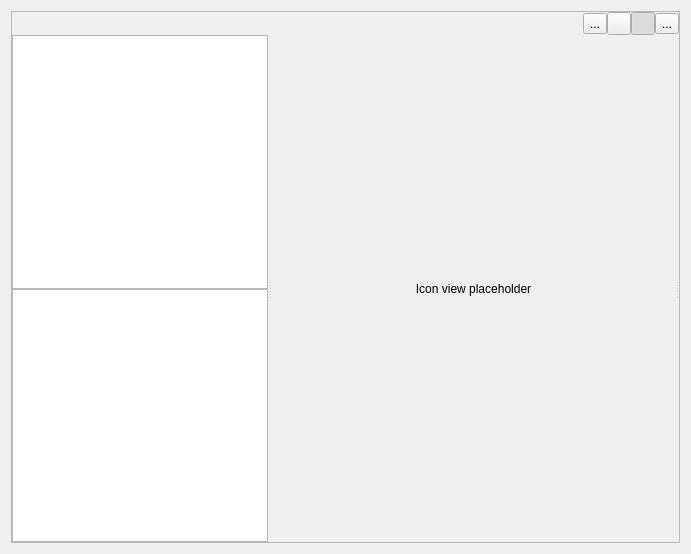
The window that Code/Editor/AzAssetBrowser/AzAssetBrowserWindow.ui (o3de/o3de) describes before a commit, drawn with Qt 5.
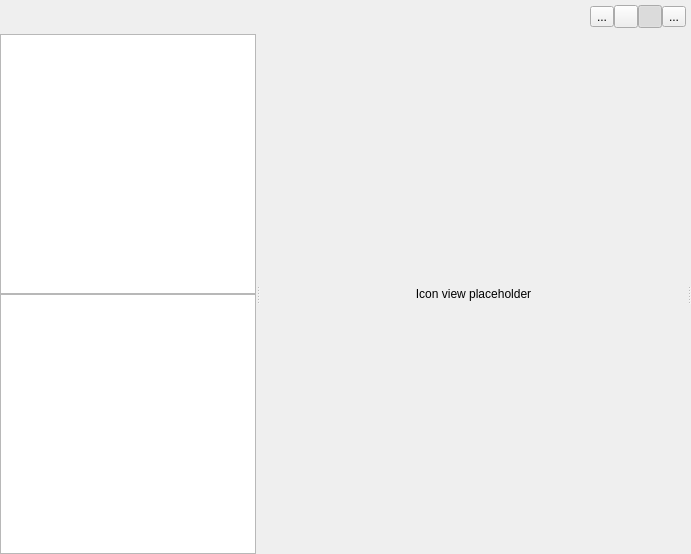
The same window after the commit. Icons and pictures are not drawn. Custom widgets are drawn as their Qt base class.

Commit message: Improve Asset Browser design

Diff of the .ui file:
```diff
--- a/Code/Editor/AzAssetBrowser/AzAssetBrowserWindow.ui
+++ b/Code/Editor/AzAssetBrowser/AzAssetBrowserWindow.ui
@@ -17,6 +17,18 @@
    <property name="spacing">
     <number>0</number>
    </property>
+   <property name="leftMargin">
+    <number>0</number>
+   </property>
+   <property name="topMargin">
+    <number>0</number>
+   </property>
+   <property name="rightMargin">
+    <number>0</number>
+   </property>
+   <property name="bottomMargin">
+    <number>0</number>
+   </property>
    <item>
     <widget class="QScrollArea" name="scrollArea">
      <property name="minimumSize">
@@ -25,6 +37,9 @@
        <height>1</height>
       </size>
      </property>
+     <property name="frameShape">
+      <enum>QFrame::NoFrame</enum>
+     </property>
      <property name="widgetResizable">
       <bool>true</bool>
      </property>
@@ -55,6 +70,18 @@
        </property>
        <item>
         <layout class="QHBoxLayout" name="horizontalLayout">
+         <property name="leftMargin">
+          <number>5</number>
+         </property>
+         <property name="topMargin">
+          <number>5</number>
+         </property>
+         <property name="rightMargin">
+          <number>5</number>
+         </property>
+         <property name="bottomMargin">
+          <number>5</number>
+         </property>
          <item>
           <widget class="AzToolsFramework::AssetBrowser::SearchWidget" name="m_searchWidget" native="true">
            <property name="sizePolicy">
@@ -124,6 +151,22 @@
          </item>
         </layout>
        </item>
+       <item>
+        <widget class="QWidget" name="m_separator" native="true">
+         <property name="sizePolicy">
+          <sizepolicy hsizetype="Preferred" vsizetype="Fixed">
+           <horstretch>0</horstretch>
+           <verstretch>0</verstretch>
+          </sizepolicy>
+         </property>
+         <property name="minimumSize">
+          <size>
+           <width>0</width>
+           <height>1</height>
+          </size>
+         </property>
+        </widget>
+       </item>
        <item>
         <widget class="QSplitter" name="m_splitter">
          <property name="sizePolicy">
```
The commit also changes 3 other files.
